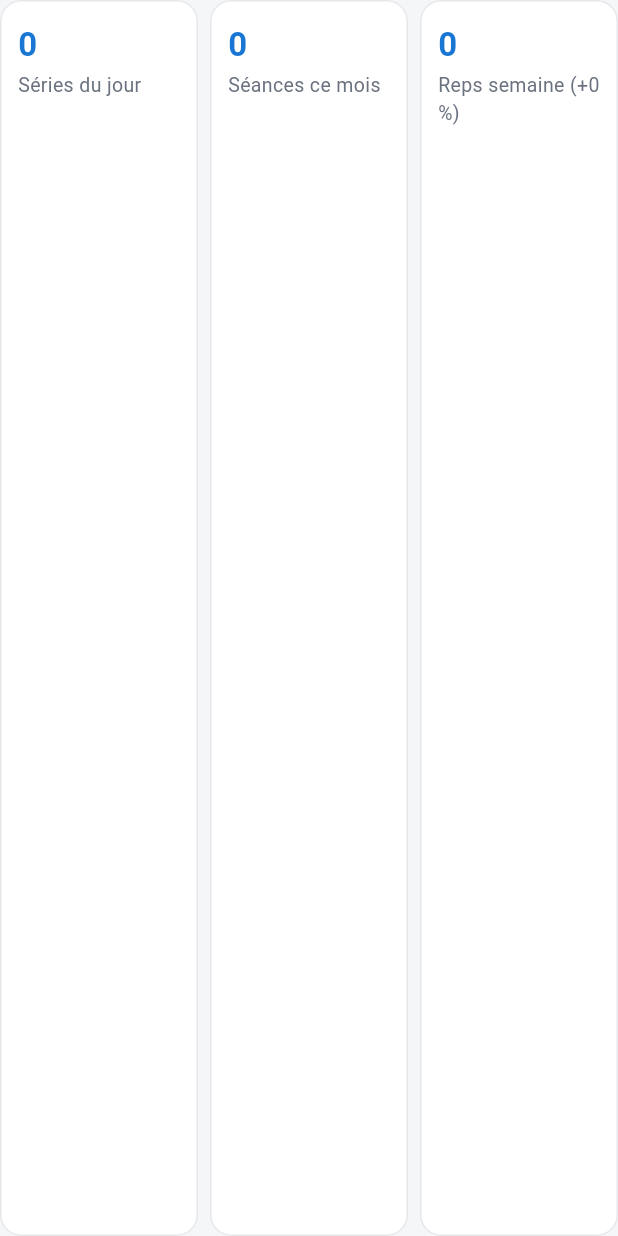
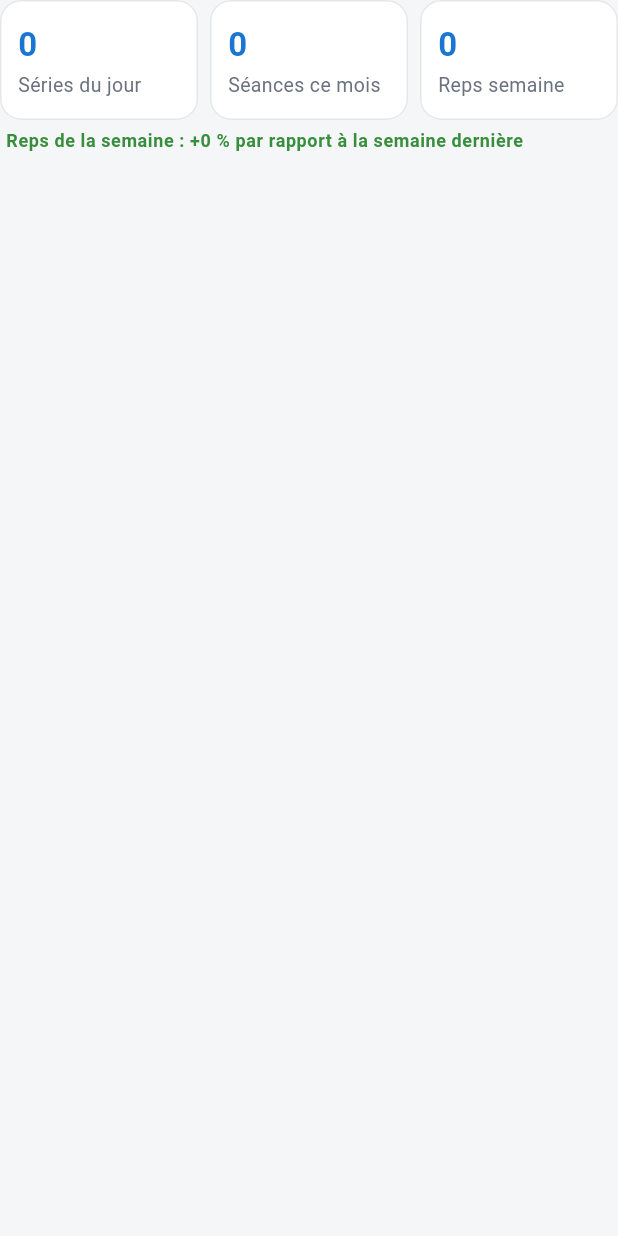
Before and after one commit to Mephisto116631/sysiphe, a Flutter app: the KpiRow widget shown alone on an empty page, opened directly with empty values, on a phone screen of 412 x 824 dp. Run offline on Flutter 3.47's test engine with Material 3 defaults, Android fonts, the phone set to English and light mode, and no system bars; our stand-ins replace audioplayers, fl_chart, flutter_local_notifications, flutter_map, flutter_tts, geolocator and 8 more; accounts and stored records are empty; network calls fail.

Commit message:
Saisie : trois cases du haut de même taille, évolution de la semaine en dessous (v2.22.2)
Co-Authored-By: Claude Opus 5.5 <noreply@anthropic.com>
Claude-Session: https://claude.ai/code/session_012KXmxhwmvFERQBuBBps8AN

```diff
--- a/flutter/lib/widgets/saisie/kpi.dart
+++ b/flutter/lib/widgets/saisie/kpi.dart
@@ -21,21 +21,42 @@ class KpiRow extends StatelessWidget {
   @override
   Widget build(BuildContext context) {
     final d = week.deltaPct;
-    return Row(
+    return Column(
+      crossAxisAlignment: CrossAxisAlignment.start,
+      children: [
+        // Trois cases de même hauteur : libellés courts, l'évolution de la
+        // semaine est écrite en dessous.
+        IntrinsicHeight(
+          child: Row(
+            crossAxisAlignment: CrossAxisAlignment.stretch,
             children: [
               Expanded(
                   child: Kpi(
                       label: effort > 0 ? 'Effort du jour' : 'Séries du jour',
                       value: effort > 0 ? '$effort pts' : '$sets')),
               const SizedBox(width: 8),
-        Expanded(child: Kpi(label: 'Séances ce mois', value: '$monthSessions')),
+              Expanded(
+                  child: Kpi(label: 'Séances ce mois', value: '$monthSessions')),
               const SizedBox(width: 8),
               Expanded(
                 child: Kpi(
-            label: d == null
-                ? 'Reps cette semaine'
-                : 'Reps semaine (${d >= 0 ? '+' : ''}${d.round()} %)',
+                  label: 'Reps semaine',
                   value: week.current.round().toString(),
+                ),
+              ),
+            ],
+          ),
+        ),
+        if (d != null)
+          Padding(
+            key: const ValueKey('kpi-week-delta'),
+            padding: const EdgeInsets.fromLTRB(4, 6, 4, 0),
+            child: Text(
+              'Reps de la semaine : ${d >= 0 ? '+' : ''}${d.round()} % '
+              'par rapport à la semaine dernière',
+              style: Theme.of(context).textTheme.bodySmall?.copyWith(
+                  fontWeight: FontWeight.w600,
+                  color: d >= 0 ? Colors.green.shade700 : Colors.orange.shade800),
             ),
           ),
       ],
--- a/flutter/pubspec.yaml
+++ b/flutter/pubspec.yaml
@@ -1,6 +1,6 @@
 name: sysiphe
 description: Sysiphe — suivi d'entraînement natif Flutter
-version: 2.22.1+1
+version: 2.22.2+1
 
 environment:
   sdk: '>=3.3.0 <4.0.0'
```
Also changed, not shown: 1 other file. Lines whose indentation alone changed are shown as unchanged.
